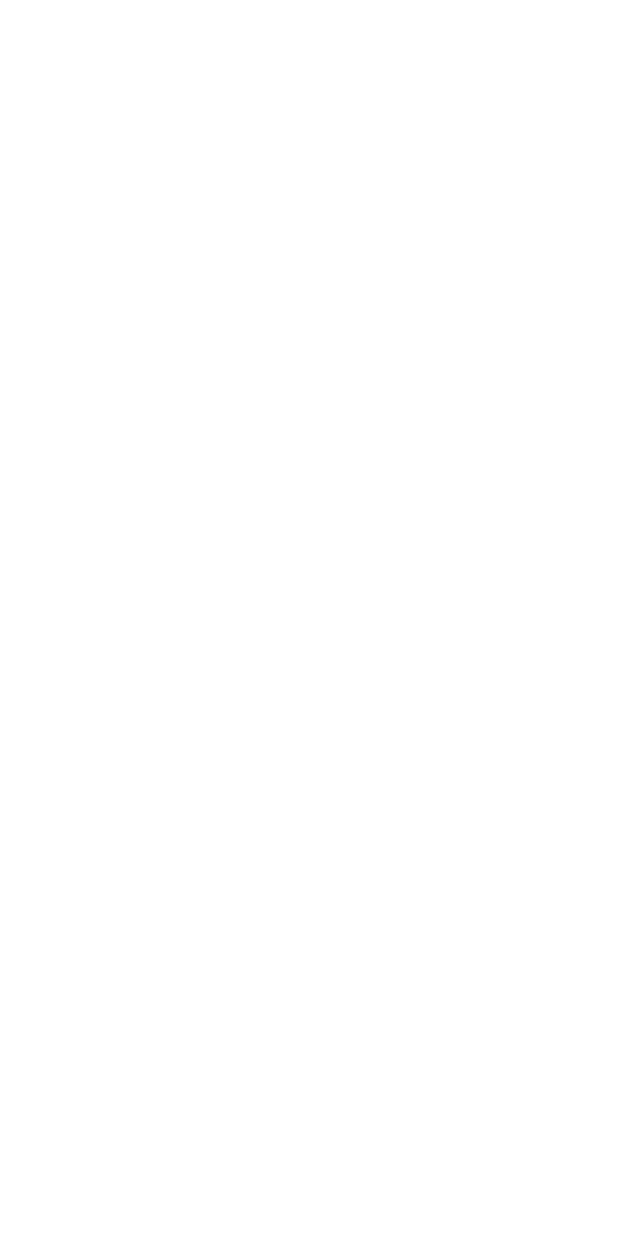
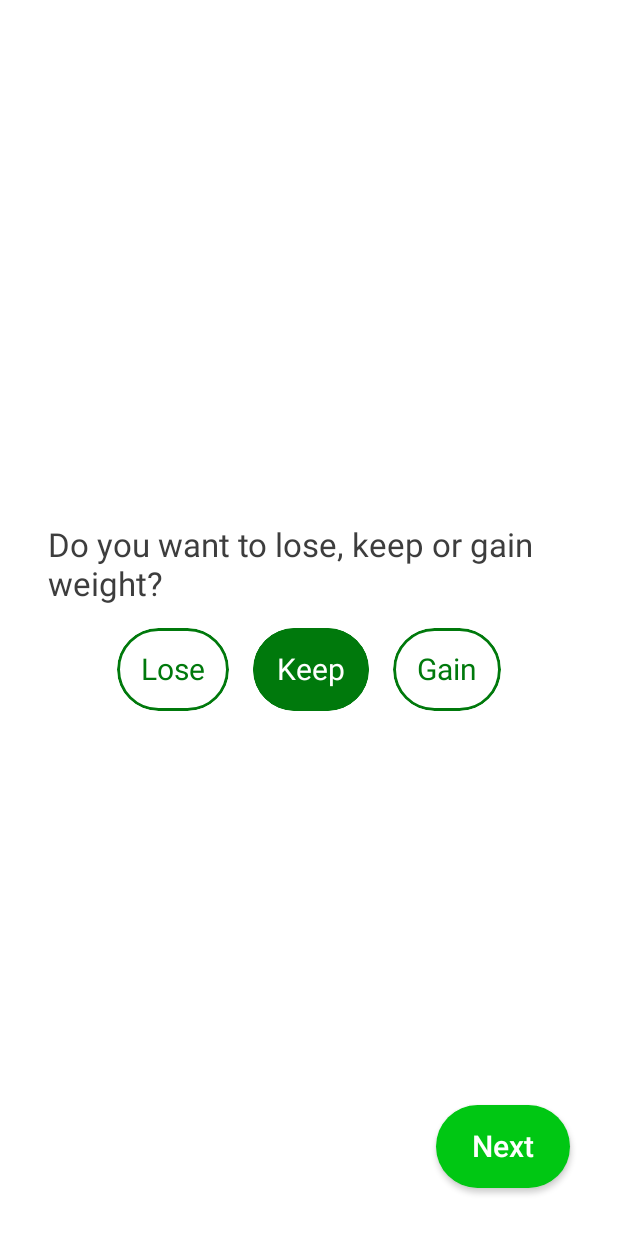
Before and after one commit to AAyar94/CaloryTracker, an Android app built with Jetpack Compose: the GoalScreen screen opened through its navigation route, on a phone screen of 412 x 824 dp. Before the commit the screen is empty. Run offline under Robolectric (Android 15) with nearby library versions, the light colour scheme and no system bars; our stand-ins replace Dagger/Hilt's generated code.

Commit message:
Activity & Goal Screen impl

```diff
--- a/app/src/main/java/com/aayar94/calorytracker/MainActivity.kt
+++ b/app/src/main/java/com/aayar94/calorytracker/MainActivity.kt
@@ -14,8 +14,10 @@ import androidx.navigation.compose.rememberNavController
 import com.aaayar94.core.navigation.Route
 import com.aayar94.calorytracker.navigation.navigate
 import com.aayar94.calorytracker.ui.theme.CaloryTrackerTheme
+import com.aayar94.onboard_presentation.activity.ActivityScreen
 import com.aayar94.onboard_presentation.age.AgeScreen
 import com.aayar94.onboard_presentation.gender.GenderScreen
+import com.aayar94.onboard_presentation.goal.GoalScreen
 import com.aayar94.onboard_presentation.height.HeightScreen
 import com.aayar94.onboard_presentation.weight.WeightScreen
 import com.aayar94.onboard_presentation.welcome.WelcomeScreen
@@ -63,10 +65,10 @@ class MainActivity : ComponentActivity() {
 
                         }
                         composable(Route.ACTIVITY) {
-
+                            ActivityScreen(onNavigate = navController::navigate)
                         }
                         composable(Route.GOAL) {
-
+                            GoalScreen(onNavigate = navController::navigate)
                         }
                         composable(Route.TRACKER_OVERVIEW) {
 
--- /dev/null
+++ b/onboarding/onboarding_presentation/src/main/java/com/aayar94/onboard_presentation/goal/GoalScreen.kt
@@ -0,0 +1,104 @@
+package com.aayar94.onboard_presentation.goal
+
+import androidx.compose.foundation.layout.Arrangement
+import androidx.compose.foundation.layout.Box
+import androidx.compose.foundation.layout.Column
+import androidx.compose.foundation.layout.Row
+import androidx.compose.foundation.layout.Spacer
+import androidx.compose.foundation.layout.fillMaxSize
+import androidx.compose.foundation.layout.height
+import androidx.compose.foundation.layout.padding
+import androidx.compose.foundation.layout.width
+import androidx.compose.material.MaterialTheme
+import androidx.compose.material.Text
+import androidx.compose.runtime.Composable
+import androidx.compose.runtime.LaunchedEffect
+import androidx.compose.ui.Alignment
+import androidx.compose.ui.Modifier
+import androidx.compose.ui.graphics.Color
+import androidx.compose.ui.res.stringResource
+import androidx.compose.ui.text.font.FontWeight
+import androidx.hilt.navigation.compose.hiltViewModel
+import com.aaayar94.core.domain.model.GoalType
+import com.aaayar94.core.util.UiEvent
+import com.aayar94.core_ui.LocalSpacing
+import com.aayar94.onboard_presentation.component.ActionButton
+import com.aayar94.onboard_presentation.component.SelectableButton
+
+@Composable
+fun GoalScreen(
+    onNavigate: (UiEvent.Navigate) -> Unit,
+    viewModel: GoalViewModel = hiltViewModel()
+) {
+    val spacing = LocalSpacing.current
+    LaunchedEffect(key1 = true) {
+        viewModel.uiEvent.collect { event ->
+            when (event) {
+                is UiEvent.Navigate -> onNavigate(event)
+                else -> Unit
+            }
+        }
+    }
+    Box(
+        modifier = Modifier
+            .fillMaxSize()
+            .padding(spacing.spaceLarge)
+    ) {
+        Column(
+            modifier = Modifier.fillMaxSize(),
+            verticalArrangement = Arrangement.Center,
+            horizontalAlignment = Alignment.CenterHorizontally
+        ) {
+            Text(
+                text = stringResource(id = com.aayar94.core.R.string.lose_keep_or_gain_weight),
+                style = MaterialTheme.typography.h3
+            )
+            Spacer(modifier = Modifier.height(spacing.spaceMedium))
+            Row {
+                SelectableButton(
+                    text = stringResource(id = com.aayar94.core.R.string.lose),
+                    isSelected = viewModel.selectedGoalType is GoalType.LoseWeight,
+                    color = MaterialTheme.colors.primaryVariant,
+                    selectedTextColor = Color.White,
+                    onClick = {
+                        viewModel.onGoalTypeClick(GoalType.LoseWeight)
+                    },
+                    textStyle = MaterialTheme.typography.button.copy(
+                        fontWeight = FontWeight.Normal
+                    )
+                )
+                Spacer(modifier = Modifier.width(spacing.spaceMedium))
+                SelectableButton(
+                    text = stringResource(id = com.aayar94.core.R.string.keep),
+                    isSelected = viewModel.selectedGoalType is GoalType.KeepWeight,
+                    color = MaterialTheme.colors.primaryVariant,
+                    selectedTextColor = Color.White,
+                    onClick = {
+                        viewModel.onGoalTypeClick(GoalType.KeepWeight)
+                    },
+                    textStyle = MaterialTheme.typography.button.copy(
+                        fontWeight = FontWeight.Normal
+                    )
+                )
+                Spacer(modifier = Modifier.width(spacing.spaceMedium))
+                SelectableButton(
+                    text = stringResource(id = com.aayar94.core.R.string.gain),
+                    isSelected = viewModel.selectedGoalType is GoalType.GainWeight,
+                    color = MaterialTheme.colors.primaryVariant,
+                    selectedTextColor = Color.White,
+                    onClick = {
+                        viewModel.onGoalTypeClick(GoalType.GainWeight)
+                    },
+                    textStyle = MaterialTheme.typography.button.copy(
+                        fontWeight = FontWeight.Normal
+                    )
+                )
+            }
+        }
+        ActionButton(
+            text = stringResource(id = com.aayar94.core.R.string.next),
+            onClick = viewModel::onNextClick,
+            modifier = Modifier.align(Alignment.BottomEnd)
+        )
+    }
+}
--- /dev/null
+++ b/onboarding/onboarding_presentation/src/main/java/com/aayar94/onboard_presentation/goal/GoalViewModel.kt
@@ -0,0 +1,40 @@
+package com.aayar94.onboard_presentation.goal
+
+import androidx.compose.runtime.getValue
+import androidx.compose.runtime.mutableStateOf
+import androidx.compose.runtime.setValue
+import androidx.lifecycle.ViewModel
+import androidx.lifecycle.viewModelScope
+import com.aaayar94.core.domain.model.ActivityLevel
+import com.aaayar94.core.domain.model.GoalType
+import com.aaayar94.core.domain.preferences.Preferences
+import com.aaayar94.core.navigation.Route
+import com.aaayar94.core.util.UiEvent
+import dagger.hilt.android.lifecycle.HiltViewModel
+import kotlinx.coroutines.channels.Channel
+import kotlinx.coroutines.flow.receiveAsFlow
+import kotlinx.coroutines.launch
+import javax.inject.Inject
+
+@HiltViewModel
+class GoalViewModel @Inject constructor(
+    private val preferences: Preferences
+) : ViewModel() {
+
+    var selectedGoalType by mutableStateOf<GoalType>(GoalType.KeepWeight)
+        private set
+
+    private val _uiEvent = Channel<UiEvent>()
+    val uiEvent = _uiEvent.receiveAsFlow()
+
+    fun onGoalTypeClick(goalType: GoalType) {
+        selectedGoalType = goalType
+    }
+
+    fun onNextClick() {
+        viewModelScope.launch {
+            preferences.saveGoalType(selectedGoalType)
+            _uiEvent.send(UiEvent.Navigate(Route.NUTRIENT_GOAL))
+        }
+    }
+}
```
Also changed, not shown: onboarding/onboarding_presentation/src/main/java/com/aayar94/onboard_presentation/activity/ActivityScreen.kt (added, +104 -0 lines), onboarding/onboarding_presentation/src/main/java/com/aayar94/onboard_presentation/activity/ActivityViewModel.kt (added, +39 -0 lines).
